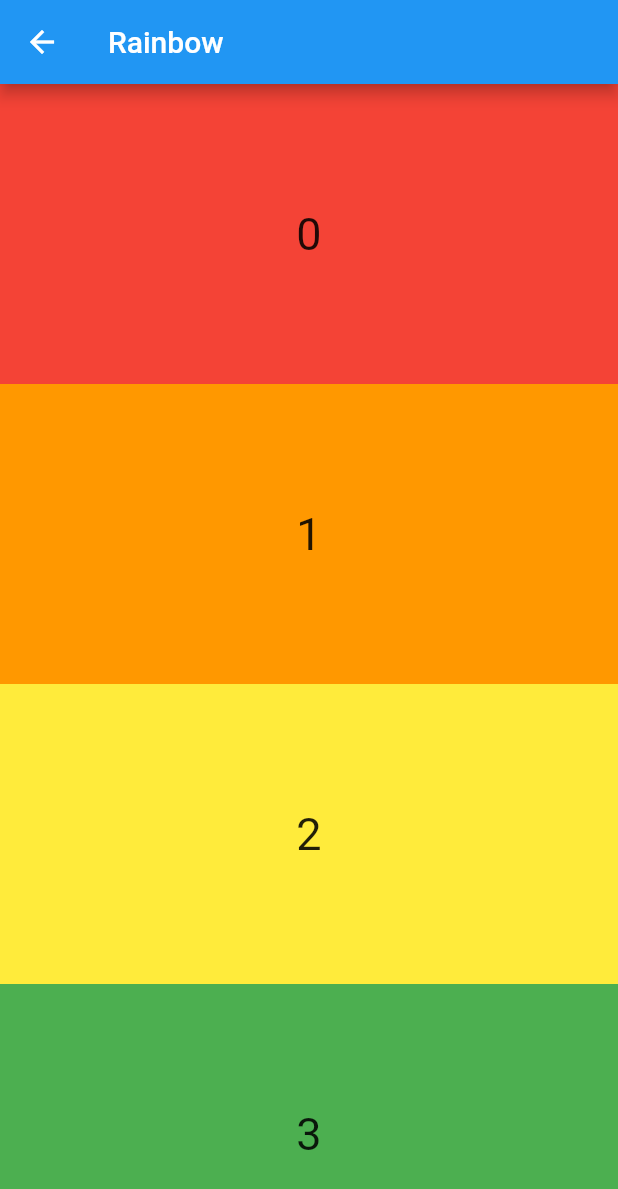
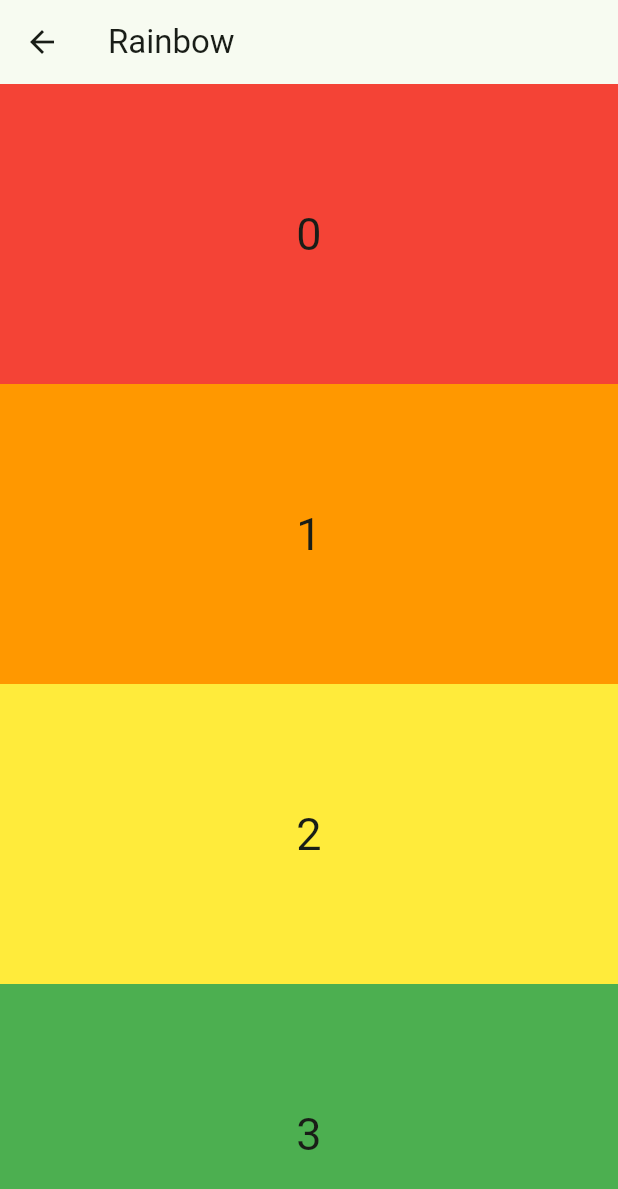
Before and after one commit to nzwgkim/manager, a Flutter app: the screen it shows after launch, after a tap on "Rainbow", on a phone screen of 412 x 824 dp. Shown: the top 1189 px of the screen. Run offline on Flutter 3.47's test engine with Material 2 defaults, Android fonts, the phone set to English and light mode, and no system bars; our stand-ins replace get.

Commit message:
CustomeScrollView review

```diff
--- a/lib/main.dart
+++ b/lib/main.dart
@@ -17,6 +17,7 @@ class MyHome extends StatelessWidget {
   @override
   Widget build(BuildContext context) {
     return GetMaterialApp(
+      theme: ThemeData(useMaterial3: true, colorSchemeSeed: Colors.green),
       home: Home(),
       initialRoute: '/',
       getPages: [
@@ -98,7 +99,7 @@ class Home extends StatelessWidget {
                 Get.toNamed('/Second/Hi');
               },
               child: const Text(
-                'Second',
+                'Second(Param)',
                 style: TextStyle(fontSize: 20),
               )),
           ElevatedButton(
@@ -111,7 +112,7 @@ class Home extends StatelessWidget {
               )),
           ElevatedButton(
               onPressed: () {
-                Get.to(() => const Rainbow());
+                Get.to(() => Rainbow());
               },
               child: const Text(
                 'Rainbow',
--- a/lib/scrollable.dart
+++ b/lib/scrollable.dart
@@ -107,9 +107,13 @@ class RainbowListView extends StatelessWidget {
     return Scaffold(
         appBar: AppBar(title: Text(title)),
         body: ListView.separated(
-          itemBuilder: (context, index) =>
-              renderContainer(color: colors[index], index: index),
-          itemCount: colors.length,
+          // itemBuilder: (context, index) => renderContainer(
+          //     color: colors[index % colors.length], index: index),
+          itemBuilder: (context, index) => Text(
+            index.toString(),
+            style: const TextStyle(fontSize: 30),
+          ),
+          itemCount: 100,
           separatorBuilder: (context, index) => const SizedBox(
             height: 5,
           ),
@@ -118,7 +122,8 @@ class RainbowListView extends StatelessWidget {
 }
 
 class Rainbow extends StatelessWidget {
-  const Rainbow({super.key});
+  final items = List.generate(100, (index) => index);
+  Rainbow({super.key});
 
   @override
   Widget build(BuildContext context) {
@@ -129,8 +134,10 @@ class Rainbow extends StatelessWidget {
       ),
       body: SingleChildScrollView(
         child: Column(
-          children:
-              colors.map((e) => renderContainer(color: e, index: i++)).toList(),
+          children: items
+              .map((e) =>
+                  renderContainer(color: colors[e % colors.length], index: e))
+              .toList(),
         ),
       ),
     );
@@ -153,10 +160,16 @@ class RainbowCustomScrollView extends StatelessWidget {
           // renderSliverList(),
           // renderSliverListBuild(),
           SliverGrid.builder(
+            //SliverGridDelegateWithMaxCrossAxisExtent: 모르겠다.
+            // gridDelegate: const SliverGridDelegateWithMaxCrossAxisExtent(
+            //   maxCrossAxisExtent: 150,
+            // ),
+// SliverGridDelegateWithFixedCrossAxisCount:가로로 몇개의 grid를 만들지 정한다.
             gridDelegate: const SliverGridDelegateWithFixedCrossAxisCount(
                 crossAxisCount: 3),
             itemBuilder: (context, index) => renderContainer(
                 color: colors[index % colors.length], index: index),
+            itemCount: 100,
           )
           // GridView.count(
           //   crossAxisCount: 2,
```
